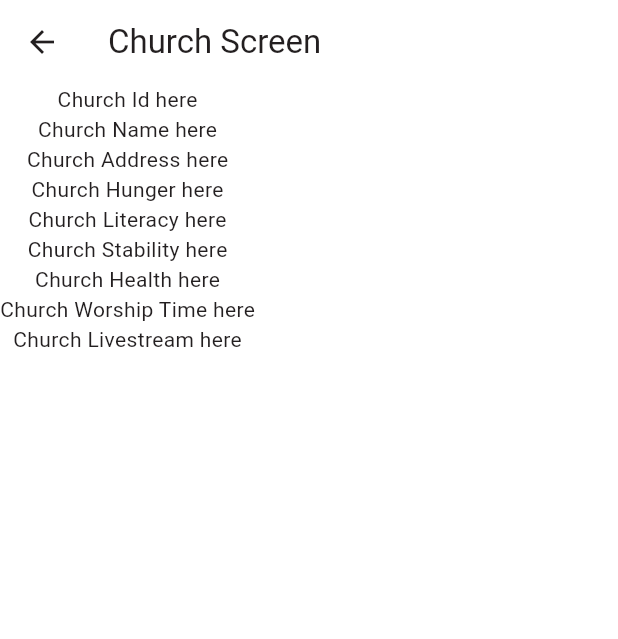
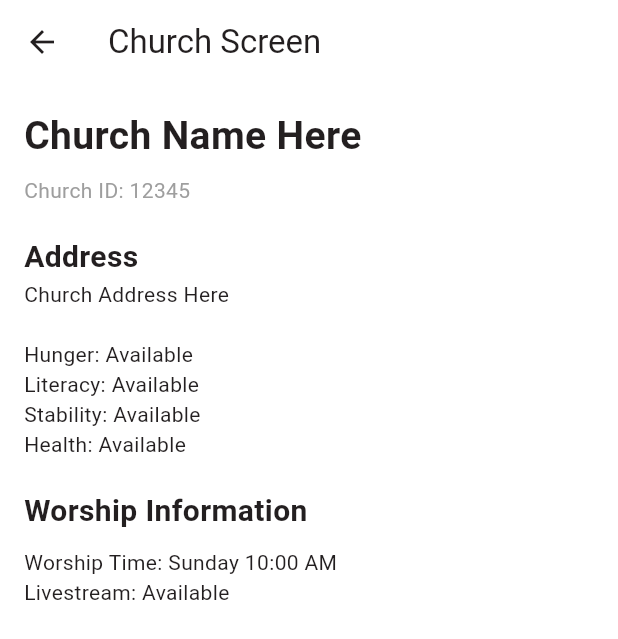
Before and after one commit to JB7704/Ministry-Outreach-Network, a Flutter app: the ChurchScreen screen opened directly, on a phone screen of 412 x 824 dp. Shown: the top 639 px of the screen. Run offline on Flutter 3.47's test engine with Material 3 defaults, Android fonts, the phone set to English and light mode, and no system bars; our stand-ins replace firebase_core; missing offline and left inert: firebase_data_connect; accounts and stored records are empty.

Commit message:
Profile screen

```diff
--- a/ministry_outreach_network/lib/screens/church_screen.dart
+++ b/ministry_outreach_network/lib/screens/church_screen.dart
@@ -15,18 +15,68 @@ class ChurchScreen extends StatelessWidget {
         ),
         title: const Text('Church Screen'),
       ),
-      body: Column(
-        children: <Widget>[
-          Text('Church Id here'),
-          Text('Church Name here'),
-          Text('Church Address here'),
-          Text('Church Hunger here'),
-          Text('Church Literacy here'),
-          Text('Church Stability here'),
-          Text('Church Health here'),
-          Text('Church Worship Time here'),
-          Text('Church Livestream here'),
-        ],
+
+      body: SingleChildScrollView(
+        child: Padding(
+          padding: const EdgeInsets.all(16.0),
+          child: Column(
+            crossAxisAlignment: CrossAxisAlignment.start,
+            children: <Widget>[
+              // Name
+              const Text(
+                  'Church Name Here',
+                  style: TextStyle(
+                    fontSize: 26,
+                    fontWeight: FontWeight.bold,
+                  ),
+                ),
+              const SizedBox(height: 8),
+
+              // ID
+              const Text(
+                  'Church ID: 12345',
+                  style: TextStyle(
+                    fontSize: 14,
+                    color: Colors.grey,
+                  ),
+                ),
+                const SizedBox(height: 20),
+
+                // Address
+                const Text(
+                  'Address',
+                  style: TextStyle(
+                    fontSize: 20,
+                    fontWeight: FontWeight.bold,
+                  ),
+                ),
+                const Text('Church Address Here'),
+
+                const SizedBox(height: 20),
+
+                const Text('Hunger: Available'),
+                const Text('Literacy: Available'),
+                const Text('Stability: Available'),
+                const Text('Health: Available'),
+
+                const SizedBox(height: 20),
+
+                // Worship Information
+                const Text(
+                  'Worship Information',
+                  style: TextStyle(
+                    fontSize: 20,
+                    fontWeight: FontWeight.bold,
+                  ),
+                ),
+
+                const SizedBox(height: 10),
+
+                const Text('Worship Time: Sunday 10:00 AM'),
+                const Text('Livestream: Available'),
+            ],
+          ),
+        ),
       ),
     );
   }
```
Also changed, not shown: 6 other files.
